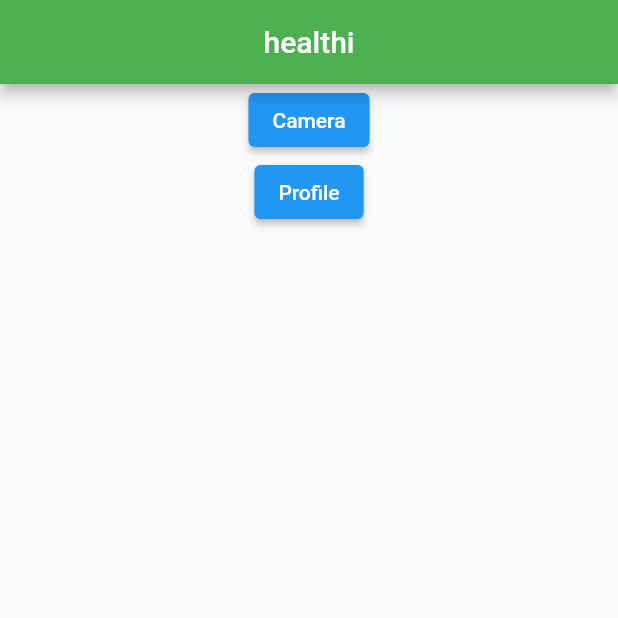
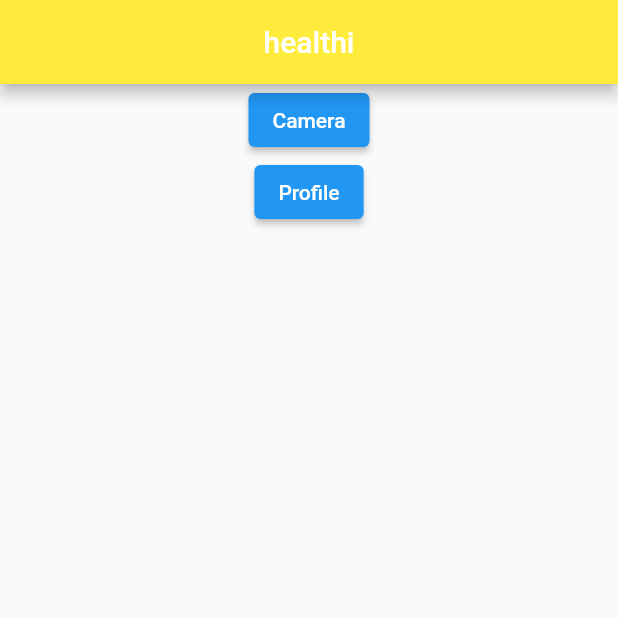
Before and after one commit to jasoninirio/Software-Miniproject, a Flutter app: the screen it shows after launch, on a phone screen of 412 x 824 dp, the top half of it. Run offline on Flutter 3.47's test engine with Material 2 defaults, Android fonts, the phone set to English and light mode, and no system bars.

Commit message:
fixed issues for Android app

```diff
--- a/healthi_app/lib/main.dart
+++ b/healthi_app/lib/main.dart
@@ -20,7 +20,7 @@ class HomePage extends StatelessWidget {
       appBar: AppBar(
         title: Text('healthi'),
         centerTitle: true,
-        backgroundColor: Colors.green,
+        backgroundColor: Colors.yellow,
       ),
       body: Center(
         child: Column(
```
Also changed, not shown: healthi_app/pubspec.yaml (+7 -0 lines), healthi_app/icon/icon.png (added), 23 other files.
